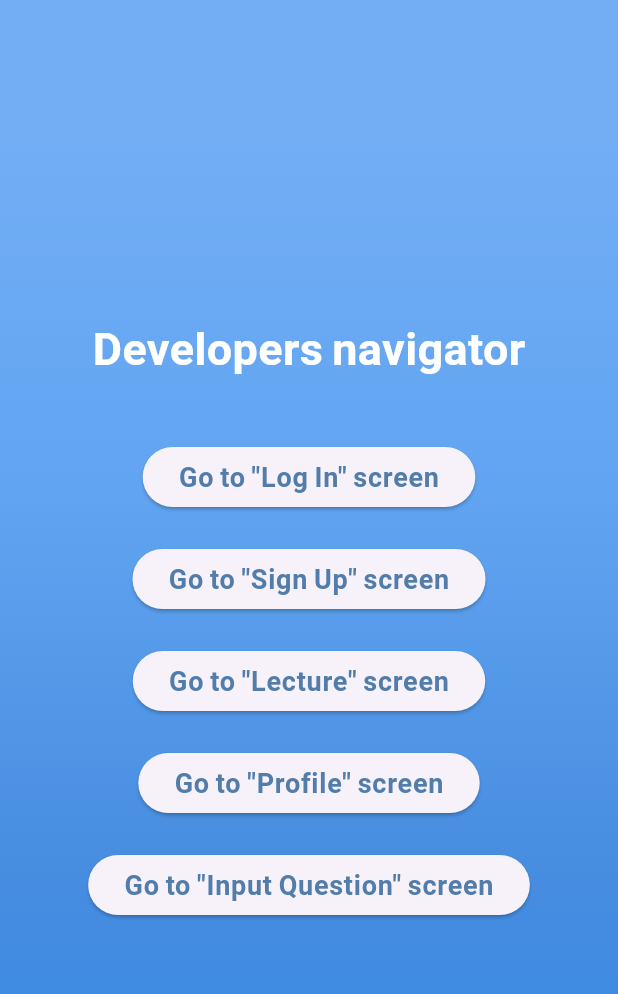
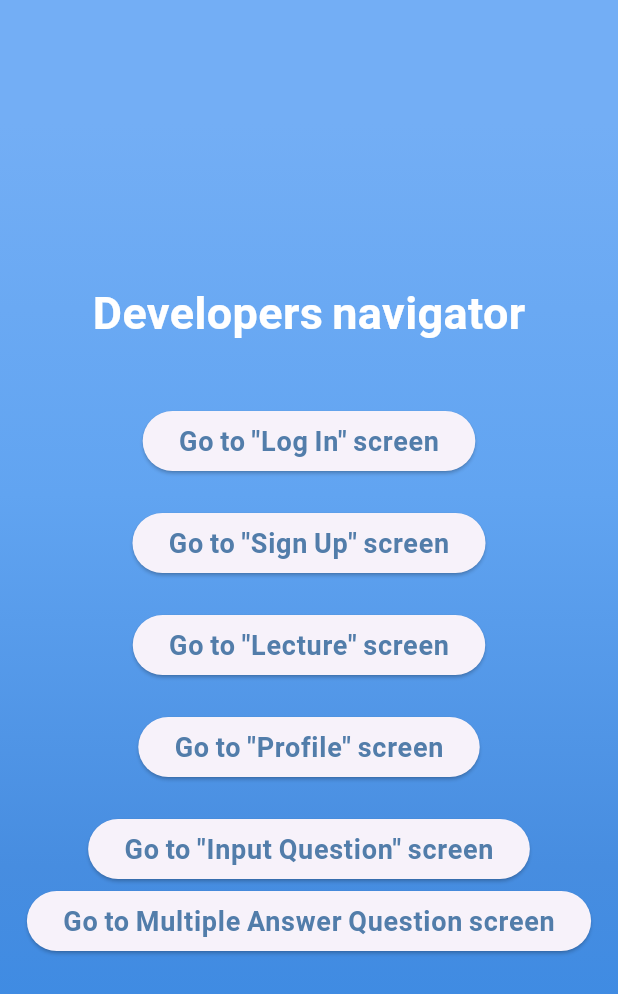
Before and after one commit to MogaDenis/ByteWolves, a Flutter app: the screen it shows after launch, on a phone screen of 412 x 824 dp. Shown: the top 994 px of the screen. Run offline on Flutter 3.47's test engine with Material 3 defaults, Android fonts, the phone set to English and light mode, and no system bars; our stand-ins replace google_fonts, youtube_player_flutter; Roboto replaces fonts that are missing (OpenSans).

Commit message:
this screen is somewhat done

```diff
--- a/lib/main.dart
+++ b/lib/main.dart
@@ -1,5 +1,7 @@
 import 'package:byte_wolves/constants/constants.dart';
+import 'package:byte_wolves/models/answer.dart';
 import 'package:byte_wolves/screens/lectures.dart';
+import 'package:byte_wolves/screens/multiple_answer_question.dart';
 import 'package:byte_wolves/screens/profile_screen.dart';
 import 'package:byte_wolves/screens/login_screen.dart';
 import 'package:byte_wolves/screens/signup_screen.dart';
@@ -154,6 +156,32 @@ class _MyHomePageState extends State<MyHomePage> {
                       ),
                     ),
                   ),
+                  ElevatedButton(
+                      onPressed: () {
+                        Navigator.of(context).push(MaterialPageRoute(
+                            builder: (context) => MultipleAnswerQuestion(
+                                  questionText:
+                                      "What is the capital of France?",
+                                  answer1: Answer(
+                                      answerText: "Paris", isCorrect: true),
+                                  answer2: Answer(
+                                      answerText: "Berlin", isCorrect: false),
+                                  answer3: Answer(
+                                      answerText: "London", isCorrect: false),
+                                  answer4: Answer(
+                                      answerText: "Madrid", isCorrect: false),
+                                )));
+                      },
+                      child: const Text(
+                        "Go to Multiple Answer Question screen",
+                        style: TextStyle(
+                          color: Color(0xFF527DAA),
+                          letterSpacing: 0.5,
+                          fontSize: 18.0,
+                          fontWeight: FontWeight.bold,
+                          fontFamily: 'OpenSans',
+                        ),
+                      ))
 
                   // Add here a button to navigate to the new screen that you have created.
                 ],
--- /dev/null
+++ b/lib/models/answer.dart
@@ -0,0 +1,6 @@
+class Answer {
+  final String answerText;
+  final bool isCorrect;
+
+  Answer({required this.answerText, required this.isCorrect});
+}
--- a/lib/screens/input_question.dart
+++ b/lib/screens/input_question.dart
@@ -5,7 +5,8 @@ class InputQuestion extends StatefulWidget {
   final String question;
   final String correctAnswer;
 
-  const InputQuestion({super.key, required this.question, required this.correctAnswer});
+  const InputQuestion(
+      {super.key, required this.question, required this.correctAnswer});
 
   @override
   State<InputQuestion> createState() => _InputQuestionState();
```
Also changed, not shown: lib/screens/multiple_answer_question.dart (added, +118 -0 lines), 1 other file.
